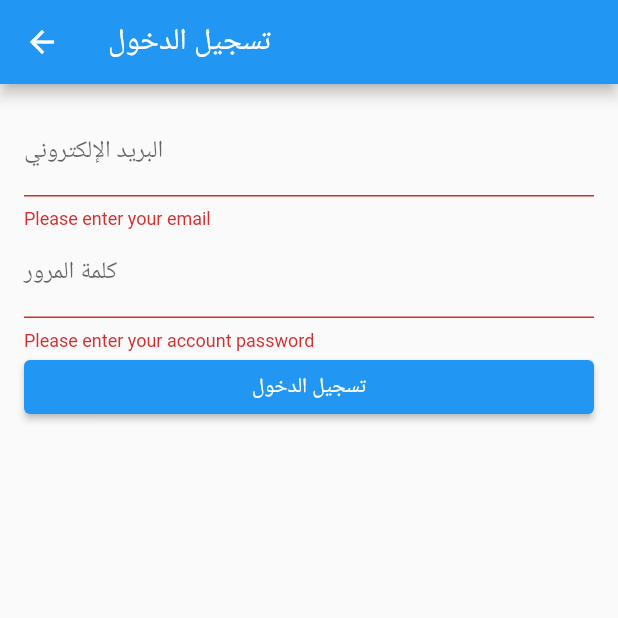
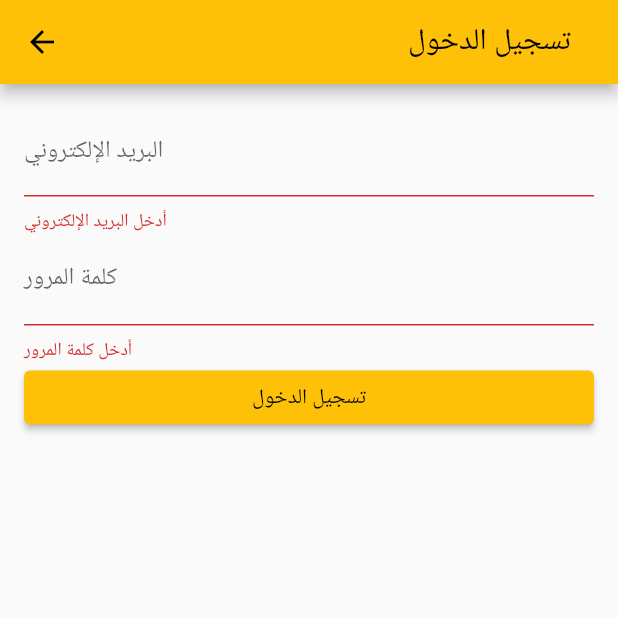
Before and after one commit to SalmaKhojah/SamiehaApp, a Flutter app: the LoginScreen screen opened directly, after a tap on "تسجيل الدخول", on a phone screen of 412 x 824 dp, the top half of it. Run offline on Flutter 3.47's test engine with Material 2 defaults, Android fonts, the phone set to English and light mode, and no system bars; our stand-ins replace dio, flutter_secure_storage, form_validator; missing offline and left inert: platform_device_id; accounts and stored records are empty; network calls fail.

Commit message:
session class and style(color - right)

```diff
--- a/flutter_sanctum/lib/main.dart
+++ b/flutter_sanctum/lib/main.dart
@@ -20,7 +20,7 @@ class MyApp extends StatelessWidget {
     return MaterialApp(
       title: 'Flutter Demo',
       theme: ThemeData(
-        primarySwatch: Colors.blue,
+        primarySwatch: Colors.amber,
       ),
       home: MyHomePage(title: 'سميها'),
     );
--- a/flutter_sanctum/lib/screens/login-screen.dart
+++ b/flutter_sanctum/lib/screens/login-screen.dart
@@ -35,7 +35,10 @@ class LoginState extends State<LoginScreen> {
   Widget build(BuildContext context) {
     return Scaffold(
       appBar: AppBar(
-        title: Text('تسجيل الدخول'),
+        title: new Padding(
+        padding: const EdgeInsets.only(left: 200.0),
+        child: new Text("تسجيل الدخول"),
+      ),
       ),
       body: Form(
         //to vslidate input
@@ -47,6 +50,7 @@ class LoginState extends State<LoginScreen> {
             child: Column(
               children: [
                 TextFormField(
+                textAlign: TextAlign.right,
                   initialValue: '',
                   decoration: InputDecoration(
                     labelText: 'البريد الإلكتروني',
@@ -55,12 +59,12 @@ class LoginState extends State<LoginScreen> {
 
                    validator: (value) {
                      if (value.isEmpty) {
-                       return 'Please enter your email';
+                       return 'أدخل البريد الإلكتروني';
                     } else  {
                       bool emailValid = RegExp(r"^[a-zA-Z0-9.a-zA-Z0-9.!#$%&'*+-/=?^_`{|}~]+@[a-zA-Z0-9]+\.[a-zA-Z]+").hasMatch(value);
 
                     if (!emailValid) {
-                       return 'Please enter a valid email address';
+                       return 'أدخل البريد الإلكتروني بشكل صحيح';
                     }
                   }
                     return null;
@@ -78,14 +82,15 @@ class LoginState extends State<LoginScreen> {
 
                 ),
                 TextFormField(
+                 textAlign: TextAlign.right,
                   initialValue: '',
                   decoration: InputDecoration(
                       labelText: 'كلمة المرور',
-                      hintText: 'Enter you password'
+                      hintText: 'أدخل كلمة المرور'
                   ),
                   validator: (value) {
                     if (value.isEmpty) {
-                       return 'Please enter your account password';
+                       return 'أدخل كلمة المرور';
                     }
                   },
                   onSaved: (value) {
```
Also changed, not shown: flutter_sanctum/lib/models/session.dart (added, +15 -0 lines), flutter_sanctum/lib/screens/posts-screen.dart (+6 -1 lines), flutter_sanctum/lib/screens/session_screen.dart (added, +48 -0 lines), flutter_sanctum/lib/widgets/nav-drawer.dart (+7 -0 lines), 1 other file.
